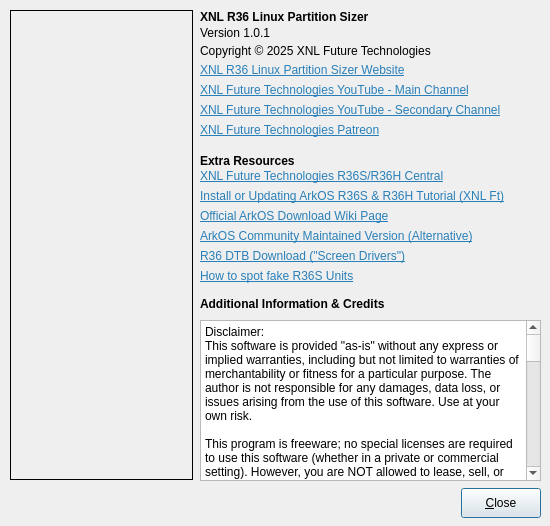
Before: the Qt Designer form R36 Linux Partition Sizer/frmabout.ui in XNLFutureTechnologies/XNL-R36-Linux-Partition-Sizer-LinuxVersion, drawn with Qt 5.
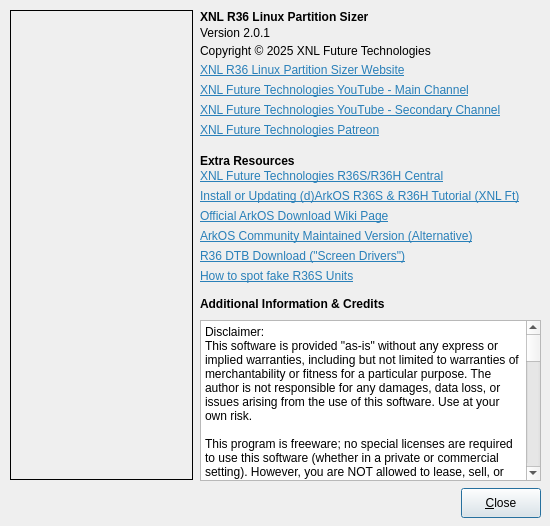
After: the same form once the commit is applied.

Commit message:
Added support for dArkOS
Updated to version 2.0.1 added support for dArkOS

```diff
--- a/R36 Linux Partition Sizer/frmabout.ui
+++ b/R36 Linux Partition Sizer/frmabout.ui
@@ -87,7 +87,7 @@
     </font>
    </property>
    <property name="text">
-    <string>Version 1.0.1</string>
+    <string>Version 2.0.1</string>
    </property>
   </widget>
   <widget class="QLabel" name="label_3">
@@ -255,7 +255,7 @@
     <cursorShape>PointingHandCursor</cursorShape>
    </property>
    <property name="text">
-    <string>&lt;html&gt;&lt;head/&gt;&lt;body&gt;&lt;p&gt;&lt;span style=&quot; color:#2980b9;&quot;&gt;Install or Updating ArkOS R36S &amp;amp; R36H Tutorial (XNL Ft)&lt;/span&gt;&lt;/p&gt;&lt;/body&gt;&lt;/html&gt;</string>
+    <string>&lt;html&gt;&lt;head/&gt;&lt;body&gt;&lt;p&gt;&lt;span style=&quot; color:#2980b9;&quot;&gt;Install or Updating (d)ArkOS R36S &amp;amp; R36H Tutorial (XNL Ft)&lt;/span&gt;&lt;/p&gt;&lt;/body&gt;&lt;/html&gt;</string>
    </property>
   </widget>
   <widget class="QLabel" name="LinkLabel8">
@@ -351,7 +351,7 @@
     <rect>
      <x>200</x>
      <y>293</y>
-     <width>201</width>
+     <width>211</width>
      <height>21</height>
     </rect>
    </property>
```
The commit also changes 2 other files.
